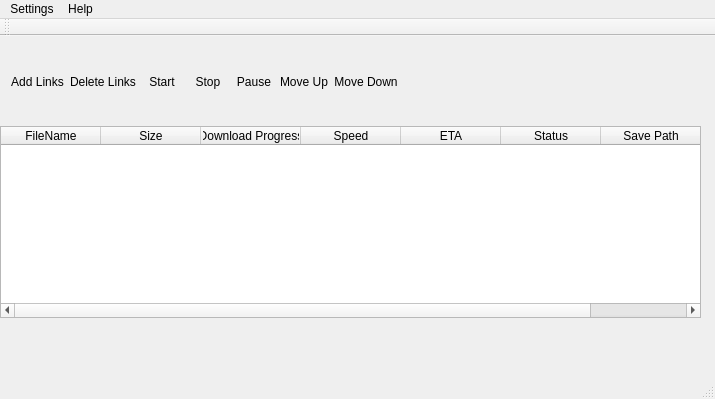
This is mainwindow.ui in idmistir/RapidshareDownloader as Qt 5 draws it before an edit. The edited form follows.
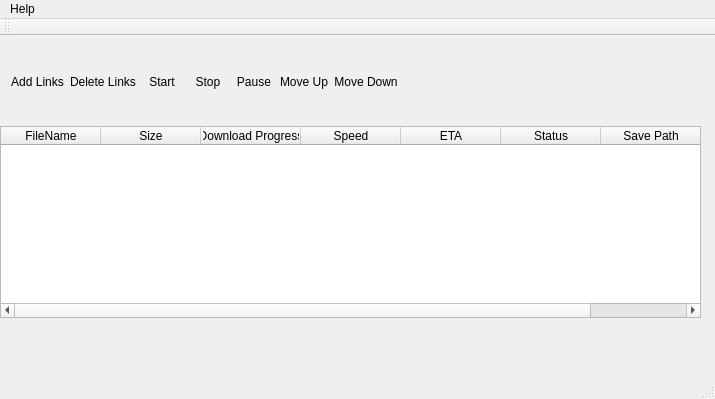
This is the edited form. Icons and pictures are not drawn.

Commit message: - Added initial design for the settings panel. I have no idea why I didn't add a .ui file but did it all through code. - Added the appropriate action in the menubar of QMainWindow to trigger the settings menu.

Patch:
```diff
--- a/mainwindow.ui
+++ b/mainwindow.ui
@@ -446,17 +446,11 @@
      <height>21</height>
     </rect>
    </property>
-   <widget class="QMenu" name="menuTools">
-    <property name="title">
-     <string>Settings</string>
-    </property>
-   </widget>
    <widget class="QMenu" name="menuHelp">
     <property name="title">
      <string>Help</string>
     </property>
    </widget>
-   <addaction name="menuTools"/>
    <addaction name="menuHelp"/>
   </widget>
   <widget class="QToolBar" name="mainToolBar">
```
The commit also changes 5 other files.
